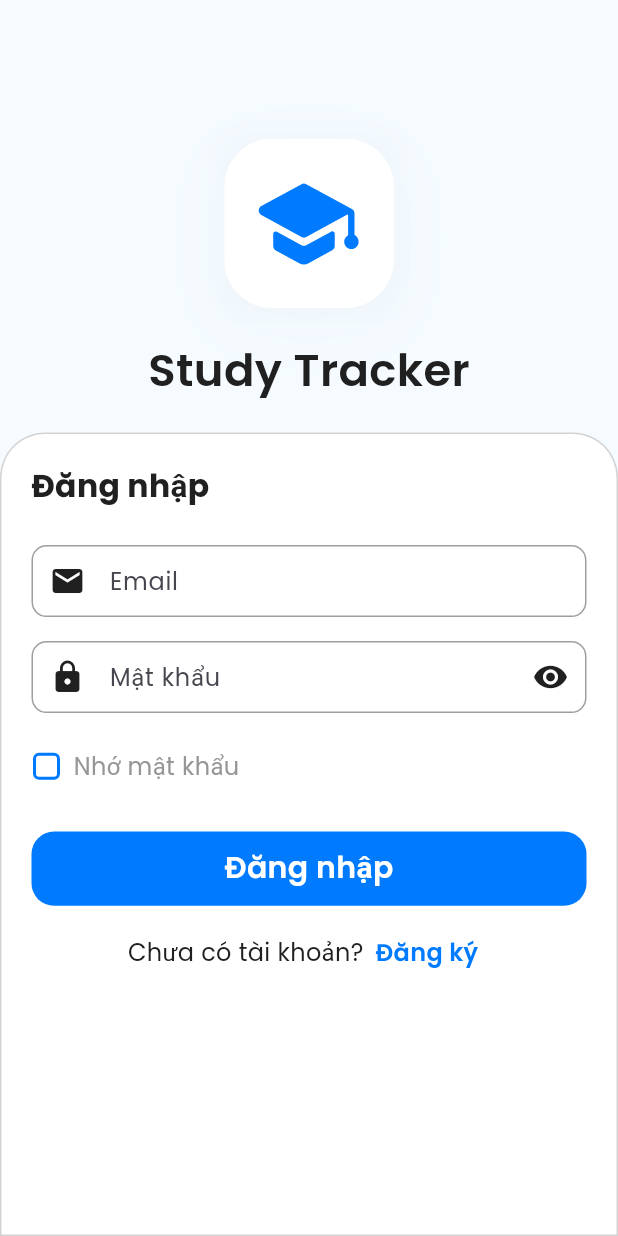
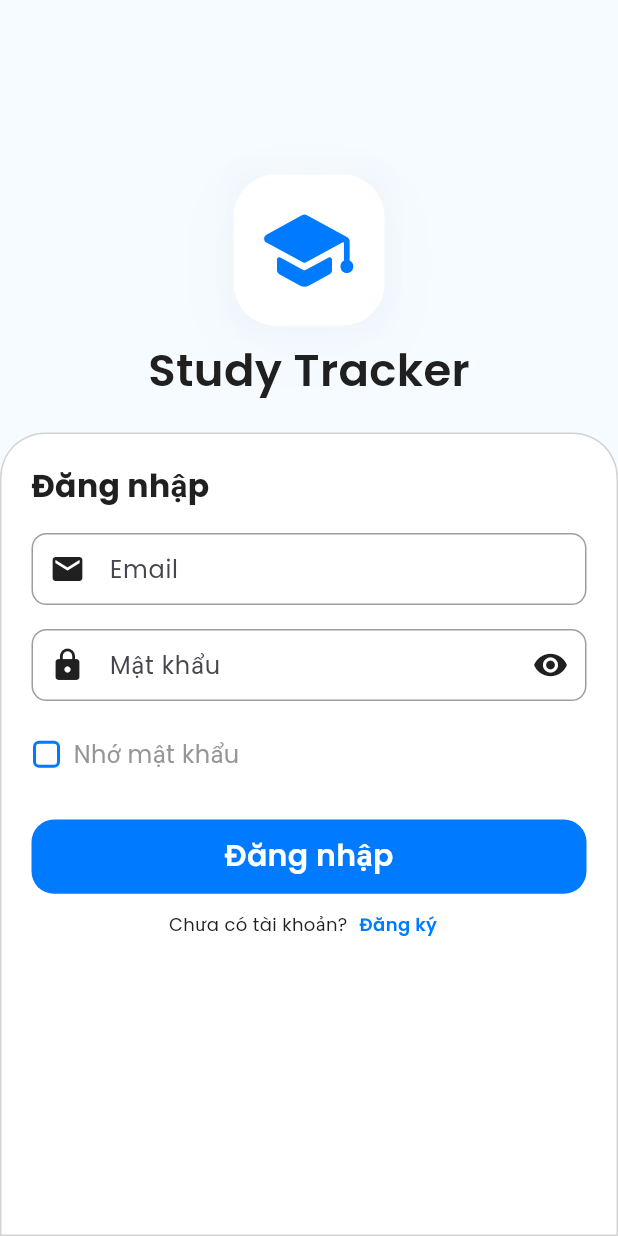
Before and after one commit to thanhquang2004/Study-tracker-app, a Flutter app: the screen it shows after launch, after a tap on "Bỏ qua", on a phone screen of 412 x 824 dp. Run offline on Flutter 3.47's test engine with Material 3 defaults, Android fonts, the phone set to English and light mode, and no system bars; our stand-ins replace dio, equatable, flutter_bloc, flutter_dotenv, flutter_secure_storage, flutter_svg and 5 more; network calls fail.

```diff
--- a/lib/data/config/api_client.dart
+++ b/lib/data/config/api_client.dart
@@ -14,7 +14,6 @@ class ApiClient {
     };
 
     dio.options = BaseOptions(
-      baseUrl: dotenv.env['BASE_URL'] ?? 'Lỗi lấy dữ liệu từ server',
       connectTimeout: Duration(seconds: 30),
       receiveTimeout: Duration(seconds: 30),
       headers: headers,
--- a/lib/domain/repository/auth_repository.dart
+++ b/lib/domain/repository/auth_repository.dart
@@ -1,5 +1,5 @@
 abstract class AuthRepository {
   Future<void> signIn(String email, String password);
-  Future<void> signUp(String fullName, String email, String password);
+  Future<void> signUp(Object? data);
   Future<void> signOut();
 }
--- a/lib/presentation/layout/auth_layout.dart
+++ b/lib/presentation/layout/auth_layout.dart
@@ -12,7 +12,7 @@ import 'package:study_tracker_mobile/presentation/widget/custom_button.dart';
 
 class AuthenticateLayout extends StatefulWidget {
   final String title;
-  final List<AuthenTextField>? listTextField;
+  final List<Widget>? listTextField;
   final Widget? helpText;
   final VoidCallback? buttonSubmit;
   final Widget? otherButton;
@@ -20,6 +20,7 @@ class AuthenticateLayout extends StatefulWidget {
   final String prefixNavigateText;
   final String navigateText;
   final VoidCallback? navigate;
+  final double? height;
 
   const AuthenticateLayout({
     super.key,
@@ -32,6 +33,7 @@ class AuthenticateLayout extends StatefulWidget {
     required this.navigateText,
     this.navigate,
     this.errorText = "",
+    this.height,
   });
 
   @override
@@ -41,28 +43,31 @@ class AuthenticateLayout extends StatefulWidget {
 class _AuthenticateLayoutState extends State<AuthenticateLayout> {
   @override
   Widget build(BuildContext context) {
+    final double? logoHeight =
+        widget.height != null ? Constants.deviceHeight - widget.height! : null;
     return Scaffold(
       backgroundColor: XColors.neutral_8,
       body: SingleChildScrollView(
         child: Column(
           children: [
-            _buildLogo(),
-            _buildFormContainer(),
+            _buildLogo(height: logoHeight),
+            _buildFormContainer(height: widget.height),
           ],
         ),
       ),
     );
   }
 
-  Widget _buildLogo() {
+  Widget _buildLogo({double? height}) {
     return Container(
       padding: const EdgeInsets.symmetric(vertical: AppSize.s20),
       width: double.infinity,
-      height: Constants.deviceHeight * 0.35,
+      height: height ?? Constants.deviceHeight * 0.35,
       child: Column(
         mainAxisAlignment: MainAxisAlignment.end,
         crossAxisAlignment: CrossAxisAlignment.center,
-        spacing: AppSize.s20,
+        mainAxisSize: MainAxisSize.min,
+        spacing: 0.01 * Constants.deviceHeight,
         children: [
           Container(
             decoration: BoxDecoration(boxShadow: [
@@ -77,7 +82,11 @@ class _AuthenticateLayoutState extends State<AuthenticateLayout> {
                 offset: const Offset(0, 10),
               ),
             ]),
-            child: SvgPicture.asset(ImageAssets.authLogo, fit: BoxFit.contain),
+            child: SvgPicture.asset(
+              ImageAssets.authLogo,
+              fit: BoxFit.contain,
+              height: 0.35 * (height ?? Constants.deviceHeight * 0.35),
+            ),
           ),
           Align(
             child: Text(
@@ -90,14 +99,13 @@ class _AuthenticateLayoutState extends State<AuthenticateLayout> {
     );
   }
 
-  Widget _buildFormContainer() {
+  Widget _buildFormContainer({double? height}) {
     return Container(
       width: double.infinity,
-      height: Constants.deviceHeight * 0.65,
+      height: height ?? Constants.deviceHeight * 0.65,
       padding: const EdgeInsets.symmetric(
         horizontal: AppSize.s20,
-        vertical: AppSize.s20,
-      ),
+      ).copyWith(top: AppSize.s20),
       decoration: BoxDecoration(
         color: Colors.white,
         border: Border.all(color: XColors.neutral_7),
@@ -113,7 +121,7 @@ class _AuthenticateLayoutState extends State<AuthenticateLayout> {
             widget.title,
             style: getBoldStyle(color: XColors.neutral_1, fontSize: 21),
           ),
-          const SizedBox(height: AppSize.s16),
+          const SizedBox(height: AppSize.s8),
           if (widget.listTextField!.isNotEmpty) ...widget.listTextField!,
           if (widget.errorText!.isNotEmpty) _buildErrorText(),
           if (widget.helpText != null) _buildHelpText(),
@@ -133,7 +141,7 @@ class _AuthenticateLayoutState extends State<AuthenticateLayout> {
 
   Widget _buildErrorText() {
     return Padding(
-      padding: const EdgeInsets.symmetric(vertical: AppSize.s16),
+      padding: const EdgeInsets.symmetric(vertical: AppSize.s8),
       child: Text(
         widget.errorText!,
         style: getRegularStyle(color: XColors.semanticError, fontSize: 16),
@@ -150,18 +158,19 @@ class _AuthenticateLayoutState extends State<AuthenticateLayout> {
 
   Widget _buildNavigationText() {
     return Padding(
-      padding: const EdgeInsets.symmetric(vertical: AppSize.s16),
+      padding: const EdgeInsets.symmetric(vertical: AppSize.s8),
       child: Row(
         mainAxisAlignment: MainAxisAlignment.center,
         children: [
           Text(
             widget.prefixNavigateText!,
-            style: getRegularStyle(color: XColors.neutral_1, fontSize: 16),
+            style: getRegularStyle(color: XColors.neutral_1, fontSize: 12),
           ),
           CustomButton(
             width: 0,
             title: widget.navigateText,
             onPressed: widget.navigate,
+            fontSize: FontSize.s12,
             type: ButtonType.text,
             enableSplash: false,
           ),
--- a/lib/presentation/resources/strings_manager.dart
+++ b/lib/presentation/resources/strings_manager.dart
@@ -21,10 +21,12 @@ class AppStrings {
   static const String register = "Đăng ký";
   static const String rememberMe = "Nhớ mật khẩu";
   static const String forgotPassword = "Quên mật khẩu";
-  static const String fullName = "Tên đầy đủ";
+  static const String username = "Tên đầy đủ";
   static const String email = "Email";
+  static const String dob = "Ngày sinh";
   static const String password = "Mật khẩu";
   static const String confirmPassword = "Xác nhận mật khẩu";
+  static const String occupation = "Nghề nghiệp";
 
   static const String information = "Thông tin cá nhân";
 
```
Also changed, not shown: lib/data/services/auth_service.dart (+46 -70 lines), lib/presentation/home/view/widget/home_drawer.dart (+7 -1 lines), lib/presentation/login/cubit/login_cubit.dart (+19 -5 lines), lib/presentation/register/cubit/register_cubit.dart (+30 -6 lines), lib/presentation/register/cubit/register_state.dart (+15 -5 lines), lib/presentation/register/view/register_view.dart (+23 -3 lines), lib/presentation/resources/api_manager.dart (+17 -11 lines), lib/presentation/widget/authen_dropdow.dart (added, +63 -0 lines), lib/presentation/notes/view/note_detail.dart (line endings or trailing spaces), 4 other files.
